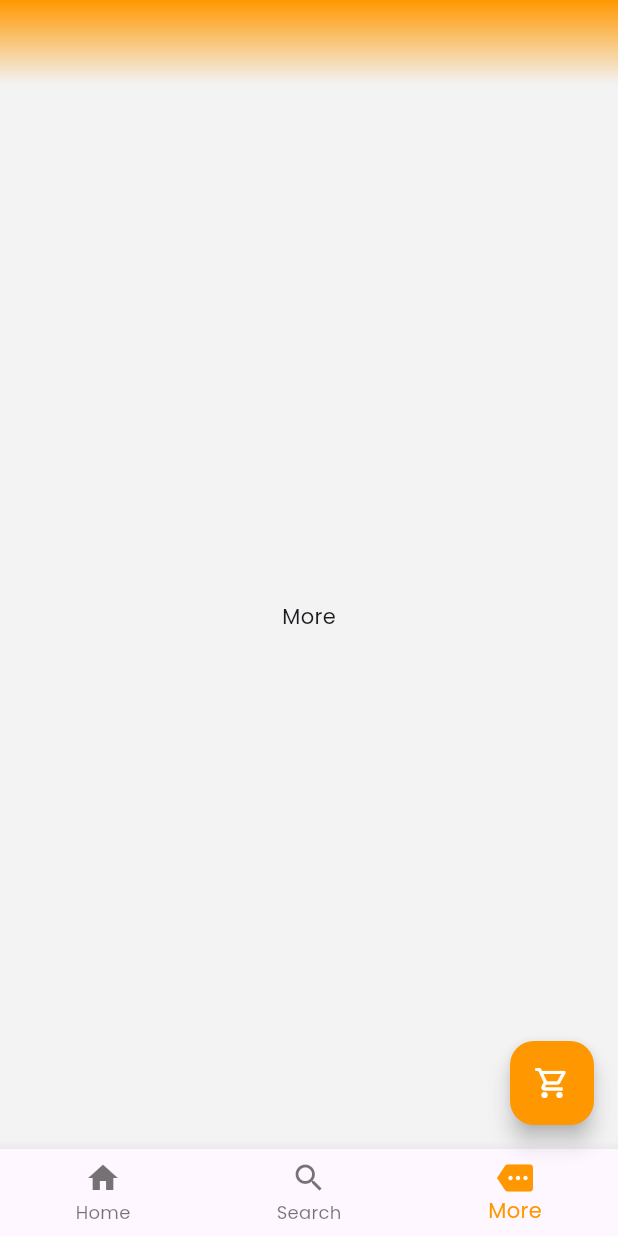
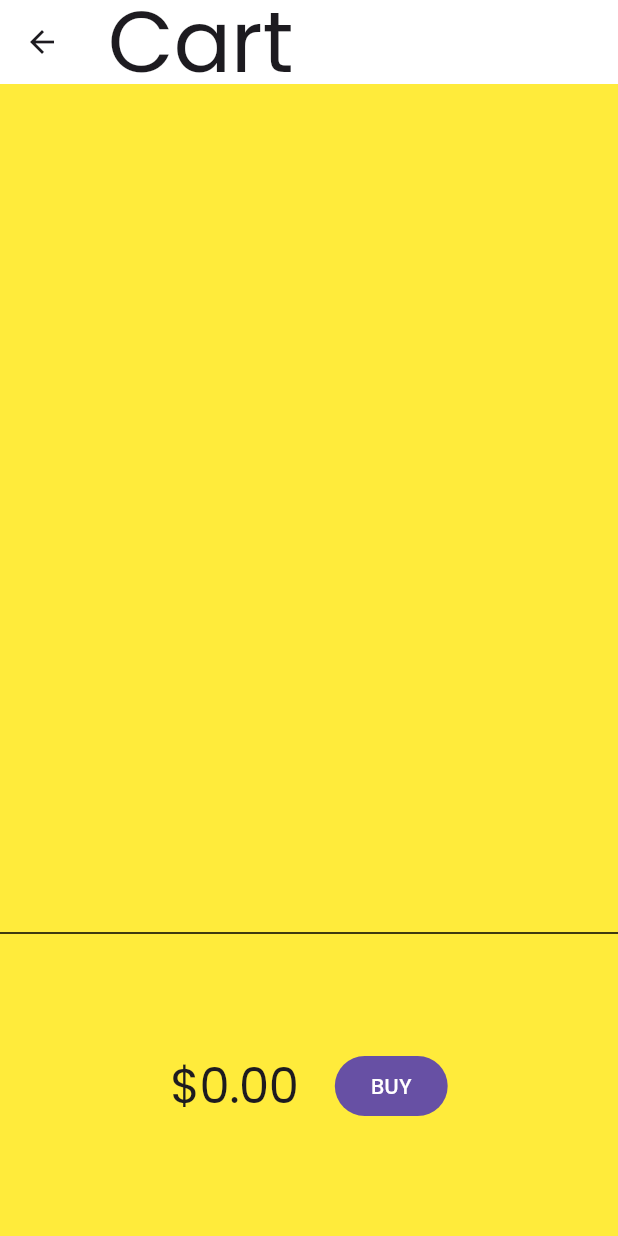
Before and after one commit to chantip-pi/food-delivery, a Flutter app: the screen it shows after launch, item 3 of the bottom bar chosen, after a tap on the "shopping cart" icon, on a phone screen of 412 x 824 dp. Run offline on Flutter 3.47's test engine with Material 3 defaults, Android fonts, the phone set to English and light mode, and no system bars; our stand-ins replace google_fonts.

Commit message:
implement basic cart

```diff
--- a/lib/main.dart
+++ b/lib/main.dart
@@ -1,6 +1,9 @@
 import 'package:flutter/material.dart';
+import 'package:food_delivery/models/cart_model.dart';
+import 'package:food_delivery/models/menu_model.dart';
 import 'package:food_delivery/views/nav_bar.dart';
 import 'package:google_fonts/google_fonts.dart';
+import 'package:provider/provider.dart';
 
 void main() => runApp(const MyApp());
 
@@ -9,7 +12,25 @@ class MyApp extends StatelessWidget {
 
   @override
   Widget build(BuildContext context) {
-    return MaterialApp(
+    return MultiProvider(
+      providers: [
+        // In this sample app, CatalogModel never changes, so a simple Provider
+        // is sufficient.
+        Provider(create: (context) => Menu()),
+        // CartModel is implemented as a ChangeNotifier, which calls for the use
+        // of ChangeNotifierProvider. Moreover, CartModel depends
+        // on CatalogModel, so a ProxyProvider is needed.
+        ChangeNotifierProxyProvider<Menu, CartModel>(
+          create: (context) => CartModel(),
+          update: (context, catalog, cart) {
+            if (cart == null) throw ArgumentError.notNull('cart');
+            cart.catalog = catalog;
+            return cart;
+          },
+        ),
+
+      ],
+      child:  MaterialApp(
       title: 'Flutter Demo',
       theme: ThemeData(
         fontFamily: GoogleFonts.poppins().fontFamily,
@@ -17,6 +38,6 @@ class MyApp extends StatelessWidget {
         scaffoldBackgroundColor: const Color.fromARGB(255, 243, 243, 243),
       ),
       home: const BottomNav(),
-    );
+    ));
   }
 }
--- /dev/null
+++ b/lib/models/cart_model.dart
@@ -0,0 +1,44 @@
+import 'package:flutter/foundation.dart';
+import 'package:food_delivery/models/food_model.dart';
+import 'package:food_delivery/models/menu_model.dart';
+
+ // Import your FoodProvider
+
+class CartModel extends ChangeNotifier {
+  late Menu _catalog;
+// Add FoodProvider as a dependency
+
+  final List<int> _itemIds = [];
+
+  CartModel(); // Pass FoodProvider in the constructor
+
+  Menu get catalog => _catalog;
+
+  set catalog(Menu? newCatalog) {
+    if (newCatalog == null) {
+      throw ArgumentError.notNull('newCatalog');
+    }
+    _catalog = newCatalog;
+    notifyListeners();
+  }
+
+
+  List<Food?> get items =>
+      _itemIds.map((id) => _catalog.getFoodById(id)).toList();
+
+  double get totalPrice => items.fold(0.0, (total, current) {
+        return total + ((current!.price));
+      });
+
+// Use totalQuantity from FoodProvider
+
+  void add(Food item) {
+    _itemIds.add(item.id);
+    notifyListeners();
+  }
+
+  void remove(Food item) {
+    _itemIds.remove(item.id);
+    notifyListeners();
+  }
+}
--- a/lib/models/food_model.dart
+++ b/lib/models/food_model.dart
@@ -1,4 +1,5 @@
 class Food {
+  final int id;
   final String name;
   final int prepTime;
   final double price;
@@ -6,9 +7,17 @@ class Food {
   int quantity = 0;
 
   Food({
+    required this.id,
     required this.name,
     required this.prepTime,
     required this.price,
     required this.image,
-  });
+  }) ;
+
+
+ @override
+  int get hashCode => id;
+
+  @override
+  bool operator ==(Object other) => other is Food && other.id == id;
 }
--- /dev/null
+++ b/lib/models/menu_model.dart
@@ -0,0 +1,14 @@
+
+import 'package:food_delivery/controllers/food_controllers.dart';
+import 'package:food_delivery/models/food_model.dart';
+
+class Menu{
+  List<Food> items = FoodController().getFoodList();
+
+  Food? getFoodById(int id) {
+   Food? foundFood = items.firstWhere((food) => food.id == id, orElse: () => throw Exception("Food with id $id not found"));
+
+    return foundFood;
+  }
+
+}
--- /dev/null
+++ b/lib/views/cart_page.dart
@@ -0,0 +1,99 @@
+
+import 'package:flutter/material.dart';
+import 'package:food_delivery/models/cart_model.dart';
+import 'package:provider/provider.dart';
+
+
+class MyCart extends StatelessWidget {
+  const MyCart({super.key});
+
+  @override
+  Widget build(BuildContext context) {
+    return Scaffold(
+      appBar: AppBar(
+        title: Text('Cart', style: Theme.of(context).textTheme.displayLarge),
+        backgroundColor: Colors.white,
+      ),
+      body: Container(
+        color: Colors.yellow,
+        child: Column(
+          children: [
+            Expanded(
+              child: Padding(
+                padding: const EdgeInsets.all(32),
+                child: _CartList(),
+              ),
+            ),
+            const Divider(height: 4, color: Colors.black),
+            _CartTotal()
+          ],
+        ),
+      ),
+    );
+  }
+}
+
+class _CartList extends StatelessWidget {
+  @override
+  Widget build(BuildContext context) {
+    var itemNameStyle = Theme.of(context).textTheme.titleLarge;
+    // This gets the current state of CartModel and also tells Flutter
+    // to rebuild this widget when CartModel notifies listeners (in other words,
+    // when it changes).
+    var cart = context.watch<CartModel>();
+
+    return ListView.builder(
+      itemCount: cart.items.length,
+      itemBuilder: (context, index) => ListTile(
+        leading: const Icon(Icons.done),
+        trailing: IconButton(
+          icon: const Icon(Icons.remove_circle_outline),
+          onPressed: () {
+            cart.remove(cart.items[index]!);
+          },
+        ),
+        title: Text(
+         cart.items[index]?.name ?? "Unknown Item",
+          style: itemNameStyle,
+        ),
+      ),
+    );
+  }
+}
+
+class _CartTotal extends StatelessWidget {
+  @override
+  Widget build(BuildContext context) {
+    var hugeStyle =
+        Theme.of(context).textTheme.displayLarge!.copyWith(fontSize: 32);
+
+    return SizedBox(
+      height: 200,
+      child: Center(
+        child: Row(
+          mainAxisAlignment: MainAxisAlignment.center,
+          children: [
+            // Another way to listen to a model's change is to include
+            // the Consumer widget. This widget will automatically listen
+            // to CartModel and rerun its builder on every change.
+            //
+            // The important thing is that it will not rebuild
+            // the rest of the widgets in this build method.
+            Consumer<CartModel>(
+                builder: (context, cart, child) =>
+                    Text('\$${cart.totalPrice.toStringAsFixed(2)}', style: hugeStyle)),
+            const SizedBox(width: 24),
+            FilledButton(
+              onPressed: () {
+                ScaffoldMessenger.of(context).showSnackBar(
+                    const SnackBar(content: Text('Buying not supported yet.')));
+              },
+              style: TextButton.styleFrom(foregroundColor: Colors.white),
+              child: const Text('BUY'),
+            ),
+          ],
+        ),
+      ),
+    );
+  }
+}
--- a/lib/views/food_item_page.dart
+++ b/lib/views/food_item_page.dart
@@ -1,6 +1,8 @@
 import 'package:flutter/material.dart';
+import 'package:food_delivery/models/cart_model.dart';
 import 'package:food_delivery/models/food_model.dart';
 
+import 'package:provider/provider.dart';
 
 class FoodItem extends StatefulWidget {
   final Food food;
@@ -28,9 +30,13 @@ class _FoodItemState extends State<FoodItem> {
     });
   }
 
-
   @override
   Widget build(BuildContext context) {
+    var isInCart = context.select<CartModel, bool>(
+      // Here, we are only interested whether [item] is inside the cart.
+      (cart) => cart.items.contains(widget.food),
+    );
+
     return Scaffold(
         body: Center(
             child: Column(
@@ -132,7 +138,17 @@ class _FoodItemState extends State<FoodItem> {
                     child: const Icon(Icons.add, color: Colors.black)),
                 Expanded(
                     child: ElevatedButton(
-                  onPressed: null,
+                  onPressed: isInCart
+                      ? null
+                      : () {
+                          // If the item is not in cart, we let the user add it.
+                          // We are using context.read() here because the callback
+                          // is executed whenever the user taps the button. In other
+                          // words, it is executed outside the build method.
+                          var cart = context.read<CartModel>();
+                          cart.add(widget.food);
+                          Navigator.pop(context);
+                        },
                   style: ElevatedButton.styleFrom(
                       shape: RoundedRectangleBorder(
                           borderRadius: BorderRadius.circular(16))),
--- a/lib/views/nav_bar.dart
+++ b/lib/views/nav_bar.dart
@@ -1,4 +1,5 @@
 import 'package:flutter/material.dart';
+import 'package:food_delivery/views/cart_page.dart';
 import 'package:food_delivery/views/home_page.dart';
 import 'package:food_delivery/views/restaurant_page.dart';
 
@@ -17,7 +18,12 @@ class _BottomNavState extends State<BottomNav> {
   Widget build(BuildContext context) {
     return Scaffold(
       appBar: buildAppBar(),
-      floatingActionButton: buildFloatingActionButton(),
+      floatingActionButton: FloatingActionButton(onPressed: (){
+        Navigator.push(context, MaterialPageRoute(builder: (context) => MyCart()));
+      },
+       backgroundColor: Colors.orange,
+        child: const Icon(Icons.shopping_cart_outlined, color: Colors.white),
+      ),
       bottomNavigationBar: BottomNavigationBar(
         selectedItemColor: Colors.orange,
         items: const [
@@ -52,12 +58,4 @@ class _BottomNavState extends State<BottomNav> {
       ),
     );
   }
-
-  FloatingActionButton buildFloatingActionButton() {
-    return FloatingActionButton(
-      onPressed: () {},
-      backgroundColor: Colors.orange,
-      child: const Icon(Icons.shopping_cart_outlined, color: Colors.white),
-    );
-  }
 }
```
Also changed, not shown: lib/controllers/food_controllers.dart (+8 -1 lines), lib/providers/quantity_provider.dart (deleted, +0 -19 lines), lib/views/restaurant_page.dart (+39 -1 lines), lib/views/home_page.dart (line endings or trailing spaces).
